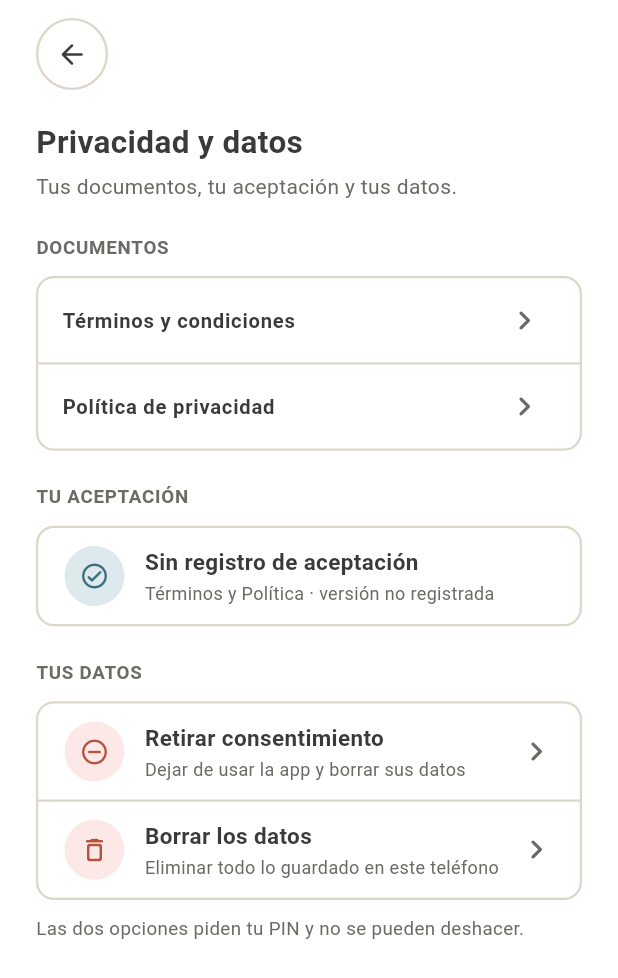
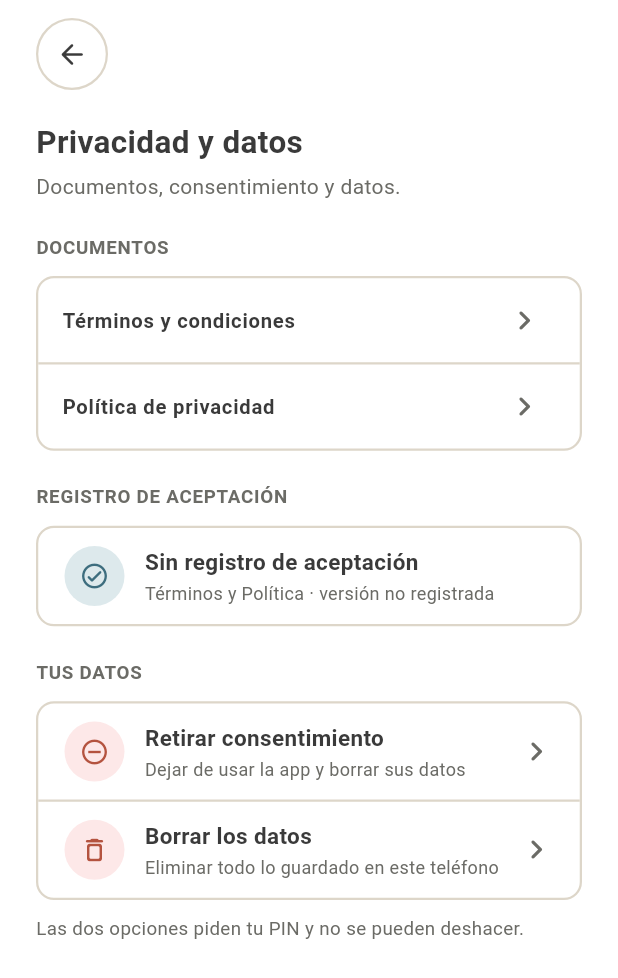
Before and after one commit to BrillanTEA/BrillanTEA-Mobile-App, a Flutter app: the PrivacidadDatosPage screen opened directly, on a phone screen of 412 x 824 dp. Shown: the top 978 px of the screen. Run offline on Flutter 3.47's test engine with Material 3 defaults, Android fonts, the phone set to English and light mode, and no system bars; our stand-ins replace camera, flutter_svg, flutter_tts, pdf, share_plus, shared_preferences and 1 more; missing offline and left inert: tflite_flutter; accounts and stored records are empty; Roboto replaces fonts that are missing (Atkinson Hyperlegible Next); project files that could hold a hidden picture were left out.

Commit message:
fix(parents): rename the acceptance section of privacy and data
"Tu aceptación" becomes "Registro de aceptación", the term used by the
terms and conditions, and the subtitle now reads "Documentos,
consentimiento y datos.", as in the Figma frames.

Refs: US901

Co-Authored-By: Claude Opus 5.5 <noreply@anthropic.com>
Claude-Session: https://claude.ai/code/session_01AZYVgMvBhLzQEbHffJegzV

```diff
--- a/lib/presentacion/area_padres/privacidad_datos_page.dart
+++ b/lib/presentacion/area_padres/privacidad_datos_page.dart
@@ -152,7 +152,7 @@ class _PrivacidadDatosPageState extends State<PrivacidadDatosPage> {
               const Text('Privacidad y datos',
                   style: TextStyle(fontFamily: _fuente, fontSize: 21, fontWeight: FontWeight.w700, color: _texto)),
               const SizedBox(height: 4),
-              const Text('Tus documentos, tu aceptación y tus datos.',
+              const Text('Documentos, consentimiento y datos.',
                   style: TextStyle(fontFamily: _fuente, fontSize: 14, color: _textoSecundario)),
               const SizedBox(height: 22),
               Expanded(
@@ -165,7 +165,7 @@ class _PrivacidadDatosPageState extends State<PrivacidadDatosPage> {
                       _filaDocumento('Política de privacidad', politicaDePrivacidad),
                     ]),
                     const SizedBox(height: 22),
-                    _tituloSeccion('TU ACEPTACIÓN'),
+                    _tituloSeccion('REGISTRO DE ACEPTACIÓN'),
                     _tarjeta([
                       Semantics(
                         label: '$_textoFecha. $_textoVersion',
```
